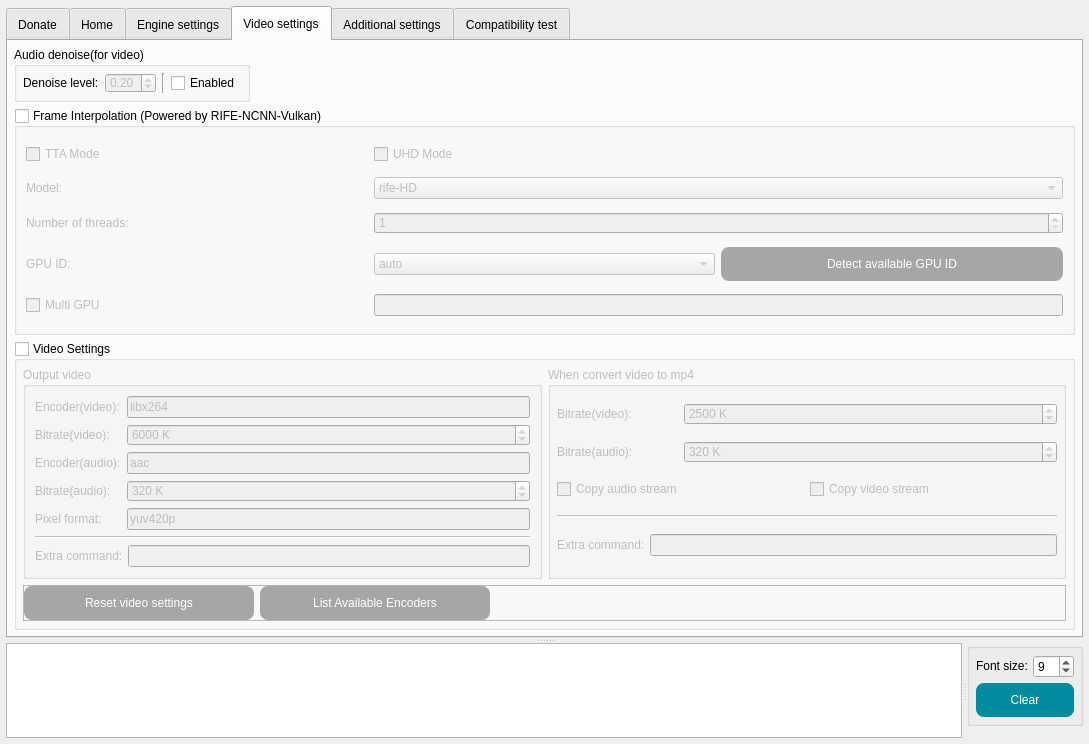
AaronFeng753/Waifu2x-Extension-GUI, file SRC/Waifu2x-Extension-QT/mainwindow.ui: the form before one commit.
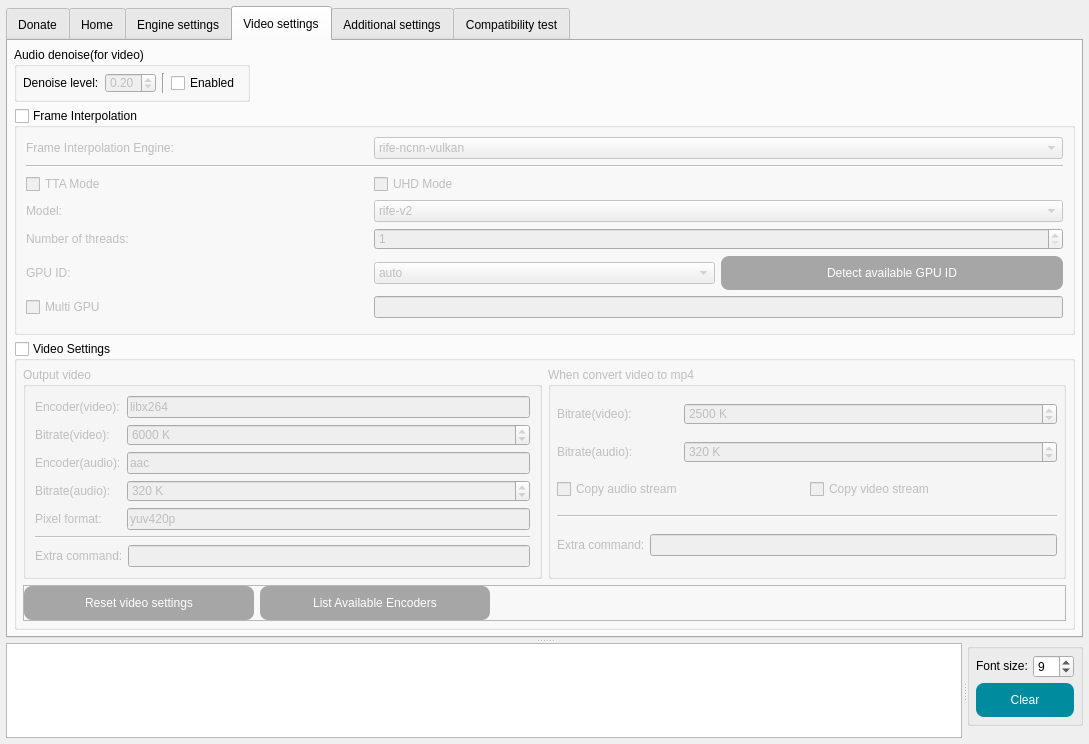
The form after the commit. The open tabs and pages were chosen to show the change. Icons and pictures are not drawn.

Commit message: Video frame interpolation using cain-ncnn-vulkan(@nihui)

```diff
--- a/SRC/Waifu2x-Extension-QT/mainwindow.ui
+++ b/SRC/Waifu2x-Extension-QT/mainwindow.ui
@@ -97,7 +97,7 @@
         <enum>QTabWidget::Rounded</enum>
        </property>
        <property name="currentIndex">
-        <number>1</number>
+        <number>3</number>
        </property>
        <property name="iconSize">
         <size>
@@ -7009,7 +7009,7 @@
          <item row="1" column="0" colspan="2">
           <widget class="QGroupBox" name="groupBox_FrameInterpolation">
            <property name="title">
-            <string>Frame Interpolation (Powered by RIFE-NCNN-Vulkan)</string>
+            <string>Frame Interpolation</string>
            </property>
            <property name="checkable">
             <bool>true</bool>
@@ -7018,17 +7018,86 @@
             <bool>false</bool>
            </property>
            <layout class="QGridLayout" name="gridLayout_64">
+            <item row="0" column="0">
+             <widget class="QFrame" name="frame_FrameInterpolation">
+              <property name="enabled">
+               <bool>false</bool>
+              </property>
+              <property name="frameShape">
+               <enum>QFrame::NoFrame</enum>
+              </property>
+              <property name="frameShadow">
+               <enum>QFrame::Raised</enum>
+              </property>
+              <property name="lineWidth">
+               <number>0</number>
+              </property>
+              <layout class="QGridLayout" name="gridLayout_65">
+               <property name="leftMargin">
+                <number>0</number>
+               </property>
+               <property name="topMargin">
+                <number>0</number>
+               </property>
+               <property name="rightMargin">
+                <number>0</number>
+               </property>
+               <property name="bottomMargin">
+                <number>0</number>
+               </property>
+               <item row="0" column="0">
+                <widget class="QLabel" name="label_37">
+                 <property name="text">
+                  <string>Frame Interpolation Engine:</string>
+                 </property>
+                </widget>
+               </item>
+               <item row="0" column="1" colspan="2">
+                <widget class="QComboBox" name="comboBox_Engine_VFI">
+                 <item>
+                  <property name="text">
+                   <string notr="true">rife-ncnn-vulkan</string>
+                  </property>
+                 </item>
+                 <item>
+                  <property name="text">
+                   <string notr="true">cain-ncnn-vulkan</string>
+                  </property>
+                 </item>
+                </widget>
+               </item>
+               <item row="1" column="0" colspan="3">
+                <widget class="Line" name="line_27">
+                 <property name="orientation">
+                  <enum>Qt::Horizontal</enum>
+                 </property>
+                </widget>
+               </item>
             <item row="2" column="0">
-             <widget class="QLabel" name="label_28">
+                <widget class="QCheckBox" name="checkBox_TTA_VFI">
               <property name="text">
-               <string>Number of threads:</string>
+                  <string>TTA Mode</string>
               </property>
              </widget>
             </item>
-            <item row="1" column="1" colspan="2">
+               <item row="2" column="1">
+                <widget class="QCheckBox" name="checkBox_UHD_VFI">
+                 <property name="text">
+                  <string>UHD Mode</string>
+                 </property>
+                </widget>
+               </item>
+               <item row="3" column="0">
+                <widget class="QLabel" name="label_3">
+                 <property name="text">
+                  <string>Model:</string>
+                 </property>
+                </widget>
+               </item>
+               <item row="3" column="1" colspan="2">
              <widget class="QComboBox" name="comboBox_Model_VFI">
               <property name="currentIndex">
-               <number>2</number>
+                  <number>4</number>
               </property>
               <item>
                <property name="text">
@@ -7057,72 +7126,31 @@
               </item>
              </widget>
             </item>
-            <item row="3" column="0">
+               <item row="4" column="0">
+                <widget class="QLabel" name="label_28">
+                 <property name="text">
+                  <string>Number of threads:</string>
+                 </property>
+                </widget>
+               </item>
+               <item row="4" column="1" colspan="2">
+                <widget class="QSpinBox" name="spinBox_NumOfThreads_VFI">
+                 <property name="minimum">
+                  <number>1</number>
+                 </property>
+                 <property name="maximum">
+                  <number>999999999</number>
+                 </property>
+                </widget>
+               </item>
+               <item row="5" column="0">
              <widget class="QLabel" name="label_30">
               <property name="text">
                <string>GPU ID:</string>
               </property>
              </widget>
             </item>
-            <item row="1" column="0">
-             <widget class="QLabel" name="label_3">
-              <property name="text">
-               <string>Model:</string>
-              </property>
-             </widget>
-            </item>
-            <item row="0" column="0">
-             <widget class="QCheckBox" name="checkBox_TTA_VFI">
-              <property name="text">
-               <string>TTA Mode</string>
-              </property>
-             </widget>
-            </item>
-            <item row="0" column="1">
-             <widget class="QCheckBox" name="checkBox_UHD_VFI">
-              <property name="text">
-               <string>UHD Mode</string>
-              </property>
-             </widget>
-            </item>
-            <item row="3" column="2">
-             <widget class="QPushButton" name="pushButton_DetectGPU_VFI">
-              <property name="styleSheet">
-               <string notr="true">QPushButton{
-background-color: rgb(52, 152, 219);
-color: rgb(255, 255, 255);
-border-style:outset;
-border-radius:8px;
-padding:10px;
-}
-QPushButton:hover{
-background-color: rgb(60, 177, 255);
-color: rgb(255, 255, 255);
-border-style:outset;
-border-radius:8px;
-padding:10px;
-}
-QPushButton:pressed{
-background-color: rgb(45, 134, 193);
-color: rgb(255, 255, 255);
-border-style:outset;
-border-radius:8px;
-padding:10px;
-}
-QPushButton:disabled{
-background-color: rgb(166, 166, 166);
-color: rgb(255, 255, 255);
-border-style:outset;
-border-radius:8px;
-padding:10px;
-}</string>
-              </property>
-              <property name="text">
-               <string>Detect available GPU ID</string>
-              </property>
-             </widget>
-            </item>
-            <item row="3" column="1">
+               <item row="5" column="1">
              <widget class="QComboBox" name="comboBox_GPUID_VFI">
               <item>
                <property name="text">
@@ -7131,24 +7159,51 @@
               </item>
              </widget>
             </item>
-            <item row="2" column="1" colspan="2">
-             <widget class="QSpinBox" name="spinBox_NumOfThreads_VFI">
-              <property name="minimum">
-               <number>1</number>
-              </property>
-              <property name="maximum">
-               <number>999999999</number>
+               <item row="5" column="2">
+                <widget class="QPushButton" name="pushButton_DetectGPU_VFI">
+                 <property name="styleSheet">
+                  <string notr="true">QPushButton{
+background-color: rgb(52, 152, 219);
+color: rgb(255, 255, 255);
+border-style:outset;
+border-radius:8px;
+padding:10px;
+}
+QPushButton:hover{
+background-color: rgb(60, 177, 255);
+color: rgb(255, 255, 255);
+border-style:outset;
+border-radius:8px;
+padding:10px;
+}
+QPushButton:pressed{
+background-color: rgb(45, 134, 193);
+color: rgb(255, 255, 255);
+border-style:outset;
+border-radius:8px;
+padding:10px;
+}
+QPushButton:disabled{
+background-color: rgb(166, 166, 166);
+color: rgb(255, 255, 255);
+border-style:outset;
+border-radius:8px;
+padding:10px;
+}</string>
+                 </property>
+                 <property name="text">
+                  <string>Detect available GPU ID</string>
               </property>
              </widget>
             </item>
-            <item row="4" column="0">
+               <item row="6" column="0">
              <widget class="QCheckBox" name="checkBox_MultiGPU_VFI">
               <property name="text">
                <string>Multi GPU</string>
               </property>
              </widget>
             </item>
-            <item row="4" column="1" colspan="2">
+               <item row="6" column="1" colspan="2">
              <widget class="QLineEdit" name="lineEdit_MultiGPU_IDs_VFI">
               <property name="toolTip">
                <string>Format: GPU ID,GPU ID
@@ -7162,6 +7217,9 @@
            </layout>
           </widget>
          </item>
+           </layout>
+          </widget>
+         </item>
          <item row="0" column="1">
           <spacer name="horizontalSpacer_11">
            <property name="orientation">
@@ -8251,7 +8309,7 @@
                     </sizepolicy>
                    </property>
                    <property name="frameShape">
-                    <enum>QFrame::StyledPanel</enum>
+                    <enum>QFrame::NoFrame</enum>
                    </property>
                    <property name="frameShadow">
                     <enum>QFrame::Raised</enum>
@@ -8919,6 +8977,13 @@
               </property>
              </widget>
             </item>
+            <item row="11" column="1">
+             <widget class="QCheckBox" name="checkBox_isCompatible_CainNcnnVulkan">
+              <property name="text">
+               <string>CAIN-NCNN-Vulkan</string>
+              </property>
+             </widget>
+            </item>
            </layout>
           </widget>
          </item>
@@ -8977,7 +9042,7 @@
             </sizepolicy>
            </property>
            <property name="maximum">
-            <number>17</number>
+            <number>18</number>
            </property>
            <property name="value">
             <number>0</number>
```
Lines whose indentation alone changed are shown as unchanged. The commit also changes 7 other files.
